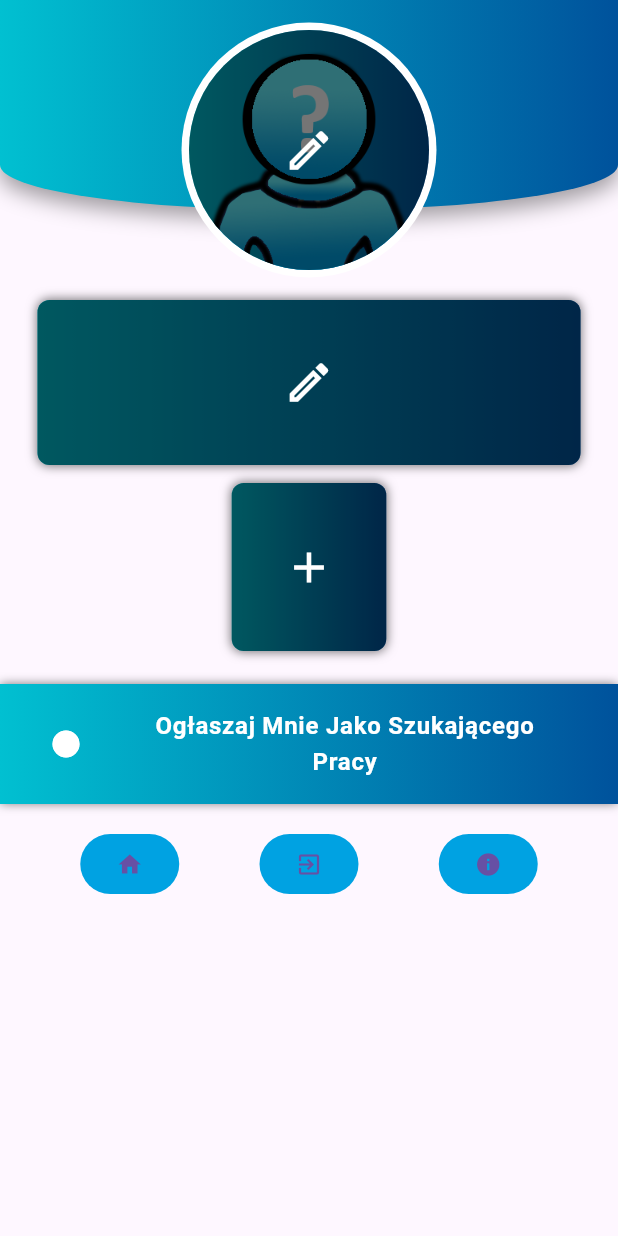
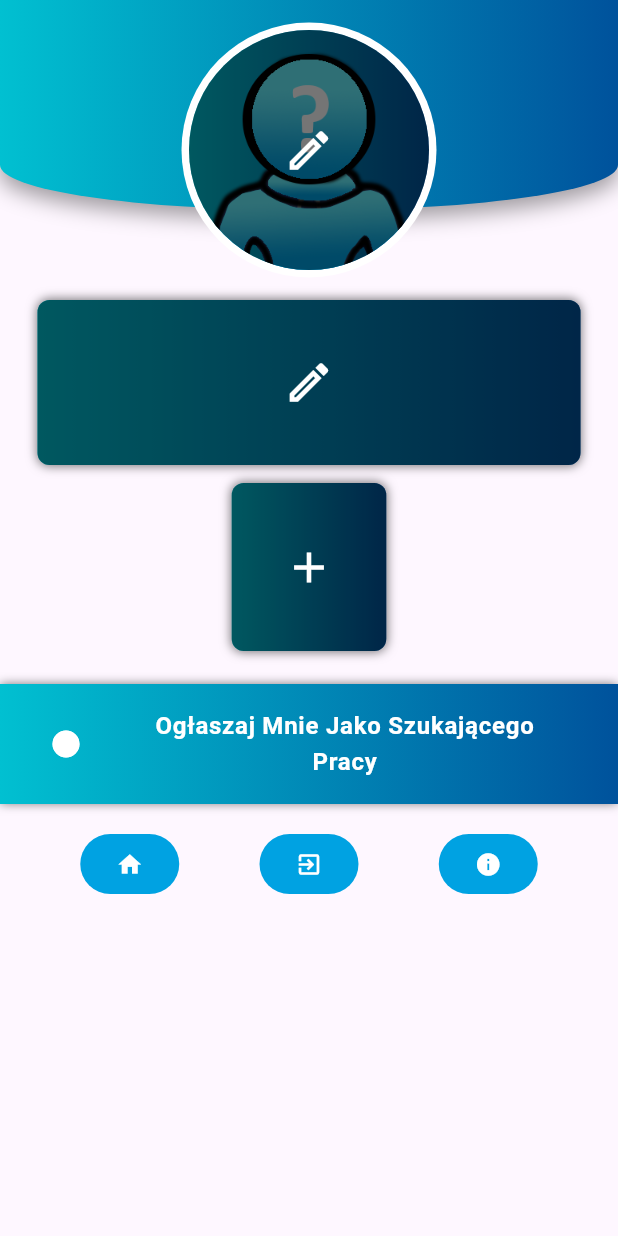
Before and after one commit to malak4822/praktyki_szkolne, a Flutter app: the EditUserPage screen opened directly, on a phone screen of 412 x 824 dp. Run offline on Flutter 3.47's test engine with Material 3 defaults, Android fonts, the phone set to English and light mode, and no system bars; our stand-ins replace cloud_firestore, firebase_auth, firebase_core, firebase_storage, font_awesome_flutter, google_fonts and 3 more; accounts and stored records are empty; network calls fail; Roboto replaces fonts that are missing (Overpass).

Commit message:
update_dealing

```diff
--- a/lib/main.dart
+++ b/lib/main.dart
@@ -7,7 +7,6 @@ import 'package:prakty/pages/jobs/addjob.dart';
 import 'package:prakty/pages/jobs/expandedjob.dart';
 import 'package:prakty/pages/user/edituserpage.dart';
 import 'package:prakty/providers/edituser.dart';
-import 'package:prakty/view/userpage.dart';
 import 'package:prakty/widgets/error.dart';
 import 'package:prakty/loginpage.dart';
 import 'package:prakty/providers/googlesign.dart';
@@ -25,7 +24,6 @@ class MyApp extends StatelessWidget {
 
   @override
   Widget build(BuildContext context) {
-    dynamic val = '';
     return MultiProvider(
         providers: [
           ChangeNotifierProvider(create: (c) => GoogleSignInProvider()),
--- a/lib/pages/jobs/jobcard.dart
+++ b/lib/pages/jobs/jobcard.dart
@@ -38,14 +38,15 @@ class JobNotice extends StatelessWidget {
                                   overflow: TextOverflow.ellipsis,
                                   textAlign: TextAlign.center,
                                 ),
-                                Text(particularJob['jobDescription'],
+                                Expanded(
+                                    child: Text(particularJob['jobDescription'],
                                         maxLines: 3,
                                         textAlign: TextAlign.center,
                                         overflow: TextOverflow.ellipsis,
                                         style: GoogleFonts.overpass(
                                             fontSize: 14,
                                             fontWeight: FontWeight.bold,
-                                        color: Colors.white)),
+                                            color: Colors.white))),
                                 Row(
                                   mainAxisAlignment: MainAxisAlignment.center,
                                   children: [
--- a/lib/pages/user/edituserpage.dart
+++ b/lib/pages/user/edituserpage.dart
@@ -188,7 +188,10 @@ class EditUserPage extends StatelessWidget {
                 style: ElevatedButton.styleFrom(
                     backgroundColor: const Color.fromARGB(255, 0, 162, 226)),
                 onPressed: () => Navigator.pop(context),
-                child: const Icon(Icons.home)),
+                child: const Icon(
+                  Icons.home,
+                  color: Colors.white,
+                )),
             ElevatedButton(
                 style: ElevatedButton.styleFrom(
                     backgroundColor: const Color.fromARGB(255, 0, 162, 226)),
@@ -197,7 +200,10 @@ class EditUserPage extends StatelessWidget {
                   Provider.of<GoogleSignInProvider>(context, listen: false)
                       .logout();
                 },
-                child: const Icon(Icons.exit_to_app)),
+                child: const Icon(
+                  Icons.exit_to_app,
+                  color: Colors.white,
+                )),
             ElevatedButton(
                 style: ElevatedButton.styleFrom(
                     backgroundColor: const Color.fromARGB(255, 0, 162, 226)),
@@ -209,13 +215,17 @@ class EditUserPage extends StatelessWidget {
                   debugPrint(currentUser.email);
                   debugPrint(currentUser.skillsSet.toString());
                   debugPrint(currentUser.age.toString());
-                  debugPrint( 'IS STUDENT TYPE ACCOUNT -> ${currentUser.isAccountTypeUser.toString()}');
+                  debugPrint(
+                      'IS STUDENT TYPE ACCOUNT -> ${currentUser.isAccountTypeUser.toString()}');
                   debugPrint(currentUser.profilePicture);
                   debugPrint(currentUser.userId);
                   debugPrint(currentUser.jobVacancy.toString());
                   debugPrint(currentUser.accountCreated.toString());
                 },
-                child: const Icon(Icons.info))
+                child: const Icon(
+                  Icons.info,
+                  color: Colors.white,
+                ))
           ],
         )
       ]),
```
Also changed, not shown: lib/pages/jobs/expandedjob.dart (+7 -6 lines), pubspec.lock. Lines whose indentation alone changed are shown as unchanged.
